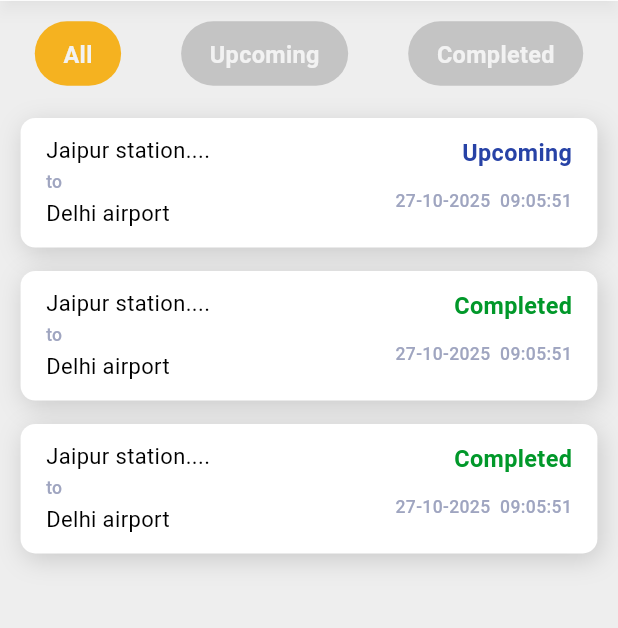
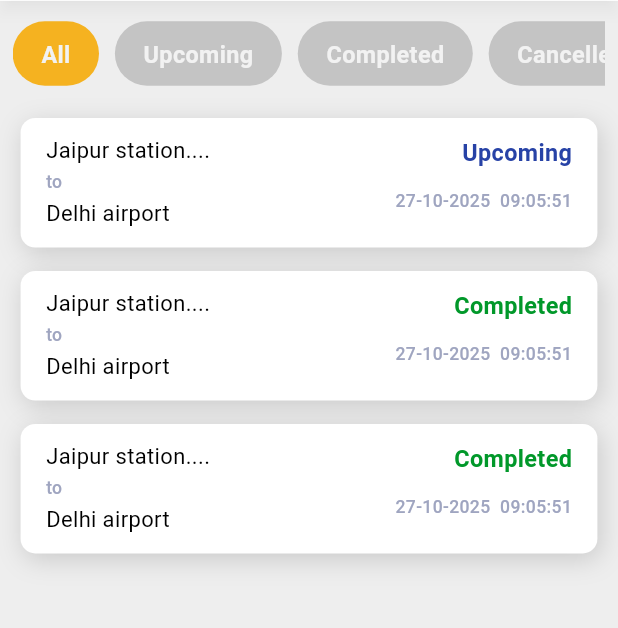
Before and after one commit to Vijayasuriyan1003/voyzo, a Flutter app: the BookingHistoryScreen screen opened by its route, on a phone screen of 412 x 824 dp, the part 87-715 px from its top. Run offline on Flutter 3.47's test engine with Material 3 defaults, Android fonts, the phone set to English and light mode, and no system bars; our stand-ins replace cookie_jar, dio, dio_cookie_manager, dropdown_button2, flutter_riverpod, flutter_screenutil and 1 more; Roboto replaces fonts that are missing (Poppins).

Commit message:
Update customer and driver booking screens

```diff
--- a/lib/features/bookings/data/models/booking_model.dart
+++ b/lib/features/bookings/data/models/booking_model.dart
@@ -101,7 +101,7 @@ class BookingModel {
           return BookingStatus.cancelled;
 
         case 'open':
-          return BookingStatus.open;
+          return BookingStatus.upcoming;
 
         case 'booked':
           return BookingStatus.booked;
--- a/lib/features/bookings/presentation/pages/booking_history_screen.dart
+++ b/lib/features/bookings/presentation/pages/booking_history_screen.dart
@@ -46,8 +46,16 @@ class _BookingHistoryScreenState extends ConsumerState<BookingHistoryScreen> {
           ),
           SizedBox(height: 6.h),
           Expanded(
+            child: RefreshIndicator(
+              onRefresh: () async {
+                await ref.read(bookingProvider.notifier).fetchDriverBookings();
+              },
               child: bookings.isEmpty
-                ? Center(
+                  ? ListView(
+                      physics: const AlwaysScrollableScrollPhysics(),
+                      children: [
+                        SizedBox(height: 250.h),
+                        Center(
                           child: Text(
                             'No trips',
                             style: TextStyle(
@@ -55,8 +63,11 @@ class _BookingHistoryScreenState extends ConsumerState<BookingHistoryScreen> {
                               color: AppColors.labelGrey,
                             ),
                           ),
+                        ),
+                      ],
                     )
                   : ListView.builder(
+                      physics: const AlwaysScrollableScrollPhysics(),
                       padding: EdgeInsets.symmetric(vertical: 8.h),
                       itemCount: bookings.length,
                       itemBuilder: (context, index) {
@@ -71,6 +82,7 @@ class _BookingHistoryScreenState extends ConsumerState<BookingHistoryScreen> {
                           onTap: () => _onTap(b),
                         );
                       },
+                    ),
             ),
           ),
         ],
@@ -96,15 +108,23 @@ class _Filters extends StatelessWidget {
   Widget build(BuildContext context) {
     return Padding(
       padding: EdgeInsets.symmetric(horizontal: 8.w),
+      child: SingleChildScrollView(
+        scrollDirection: Axis.horizontal,
+        physics: const BouncingScrollPhysics(),
         child: Row(
-        mainAxisAlignment: MainAxisAlignment.spaceEvenly,
           children: [
             _chip('All', 'all'),
             SizedBox(width: 10.w),
+
             _chip('Upcoming', 'upcoming'),
             SizedBox(width: 10.w),
+
             _chip('Completed', 'completed'),
+            SizedBox(width: 10.w),
+
+            _chip('Cancelled', 'cancelled'),
           ],
+        ),
       ),
     );
   }
```
Also changed, not shown: lib/features/auth/presentation/pages/customer_booking_details_page.dart (+83 -11 lines), lib/features/auth/presentation/pages/customer_booking_history_page.dart (+25 -2 lines), lib/features/bookings/presentation/pages/trip_details_screen.dart (+11 -1 lines). Lines whose indentation alone changed are shown as unchanged.
